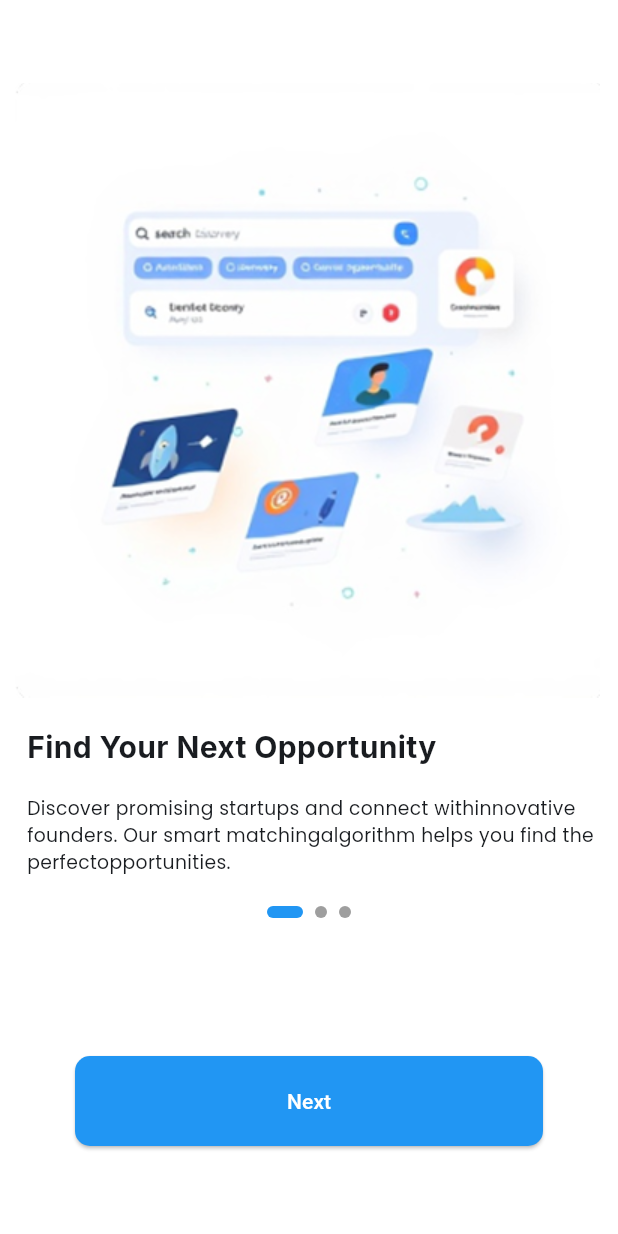
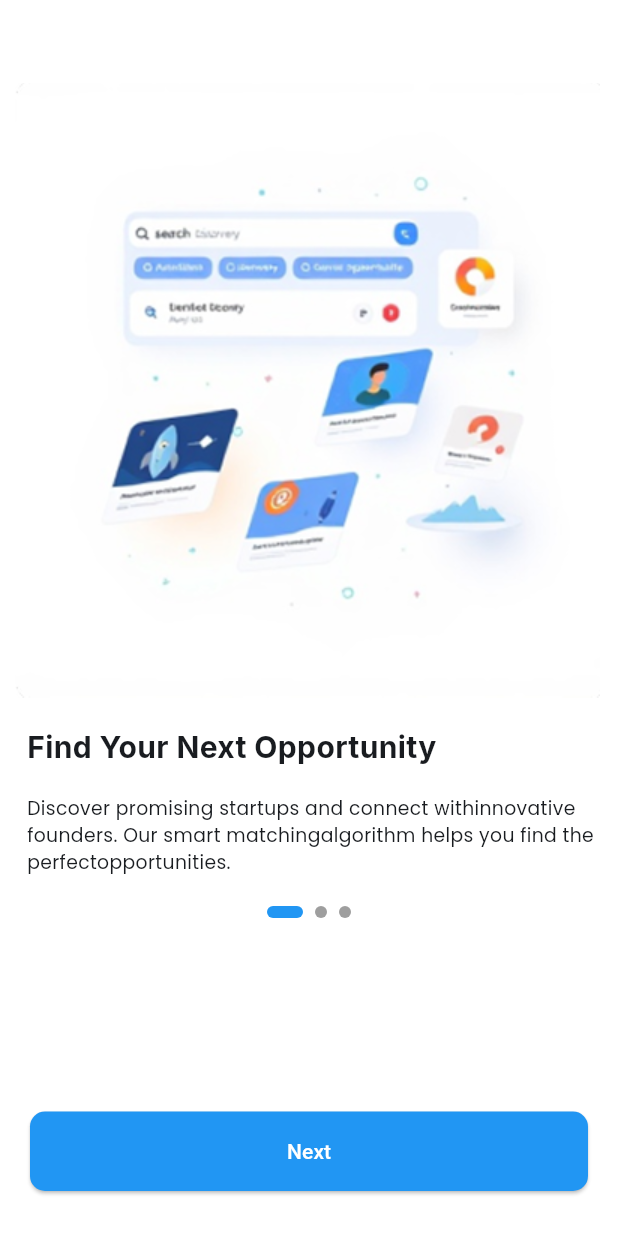
Before and after one commit to Riddhimagupta22/solution_challenge, a Flutter app: the screen it shows after launch, on a phone screen of 412 x 824 dp. Run offline on Flutter 3.47's test engine with Material 3 defaults, Android fonts, the phone set to English and light mode, and no system bars; drawn by our look-alikes of smooth_page_indicator; our stand-ins replace dotted_border, firebase_auth, firebase_core, get, google_fonts, google_maps_flutter and 3 more; accounts and stored records are empty.

Commit message:
new project

```diff
--- a/lib/Frontend/Features/Onboarding Screen/onboarding_screen.dart
+++ b/lib/Frontend/Features/Onboarding Screen/onboarding_screen.dart
@@ -87,8 +87,8 @@ class _OnboardingScreenState extends State<OnboardingScreen> {
                       ),
                       const Spacer(),
                       Container(
-                        height: 60,
-                        margin: const EdgeInsets.all(40),
+                        height: 53,
+                        margin: const EdgeInsets.all(10),
                         width: double.infinity,
                         child: ElevatedButton(
                           style: ElevatedButton.styleFrom(
```
